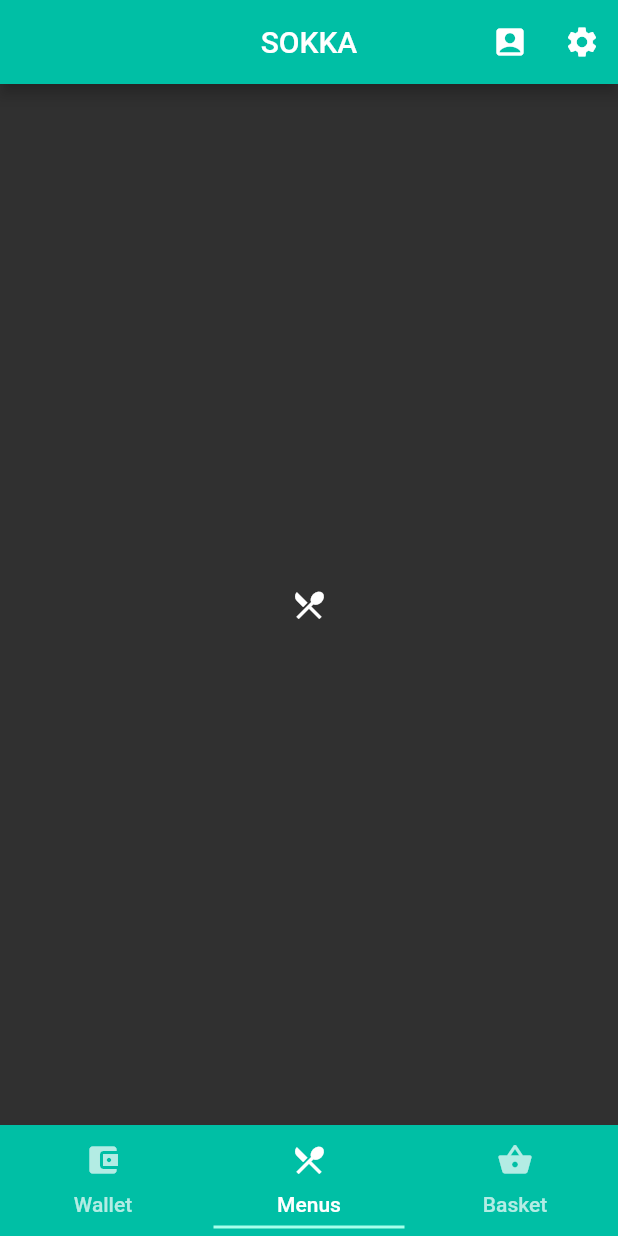
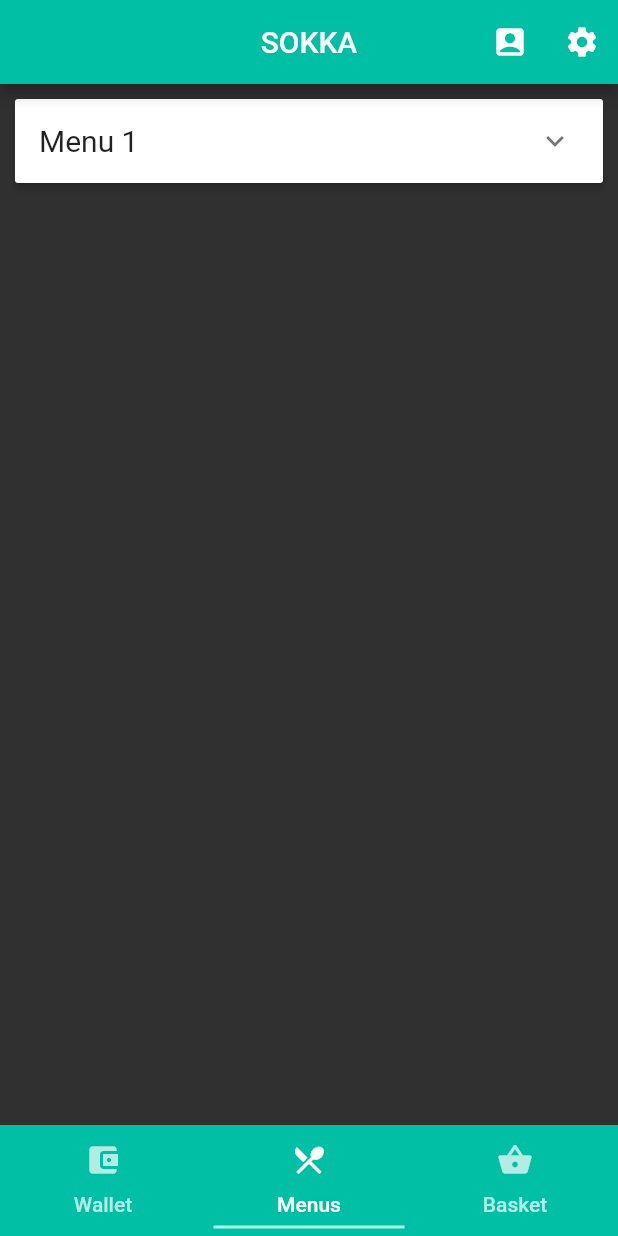
Before and after one commit to htl-anichstrasse/sokka, a Flutter app: the screen it shows after launch, item 2 of the bottom bar chosen, on a phone screen of 412 x 824 dp. Run offline on Flutter 3.47's test engine with Material 2 defaults, Android fonts, the phone set to English and light mode, and no system bars.

Commit message:
widgets directory (menu, etc.) + bottomNavigationBar

```diff
--- /dev/null
+++ b/client/lib/widgets/menu/menu.dart
@@ -0,0 +1,76 @@
+import 'package:flutter/material.dart';
+
+class Menu extends StatefulWidget {
+  @override
+  _MenuState createState() => new _MenuState();
+}
+
+class _MenuState extends State<Menu> {
+  List<Item> items = <Item>[
+    Item(
+      false,
+      'Menu 1',
+      Padding(
+        padding: EdgeInsets.only(right: 20.0, left: 20.0, bottom: 20.0),
+        child: Column(
+          children: <Widget>[
+            Row(
+              children: <Widget>[
+                Text('Appetizer')
+              ],
+            ),
+            Row(
+              children: <Widget>[
+                Text('Main Course')
+              ],
+            ),
+            Row(
+              children: <Widget>[
+                Text('Dessert')
+              ],
+            ),
+          ],
+        ),
+      ),
+    ),
+  ];
+
+  @override
+  Widget build(BuildContext context) {
+    return ListView(
+      children: <Widget>[
+        Padding(
+          padding: EdgeInsets.all(10.0),
+          child: ExpansionPanelList(
+            expansionCallback: (int item, bool isExpanded) => setState(() => {
+              items[item]._isExpandend = !items[item]._isExpandend
+            }),
+            children: items.map((Item item) {
+              return ExpansionPanel(
+                headerBuilder: (BuildContext context, bool isExpandend) {
+                  return ListTile(
+                    title: Text(
+                      item._header,
+                      textAlign: TextAlign.left,
+                      style: TextStyle(fontSize: 20.0, fontWeight: FontWeight.w400),
+                    ),
+                  );
+                },
+                isExpanded: item._isExpandend,
+                body: item._body
+              );
+            }).toList(),
+          ),
+        ),
+      ],
+    );
+  }
+}
+
+class Item {
+  bool _isExpandend;
+  final String _header;
+  final Widget _body;
+
+  Item(this._isExpandend, this._header, this._body);
+}
```
Also changed, not shown: client/lib/main.dart (+8 -68 lines).
